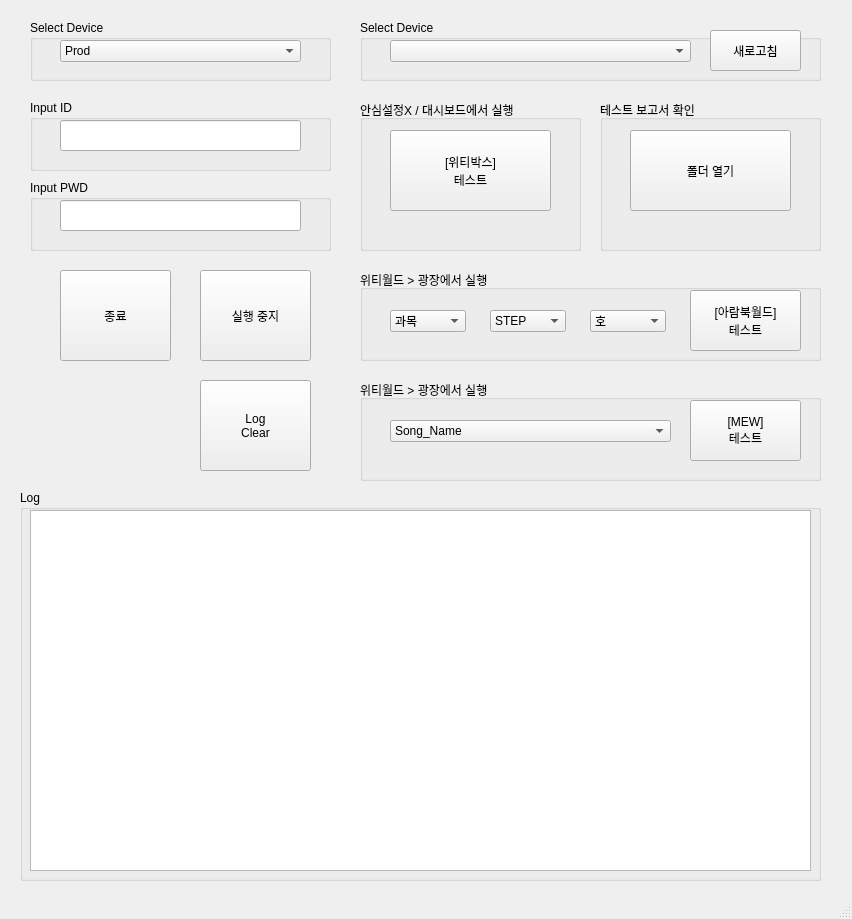
yjyun88/WittiAutoTest, file Auto_Test_Tool.ui: the form before one commit.
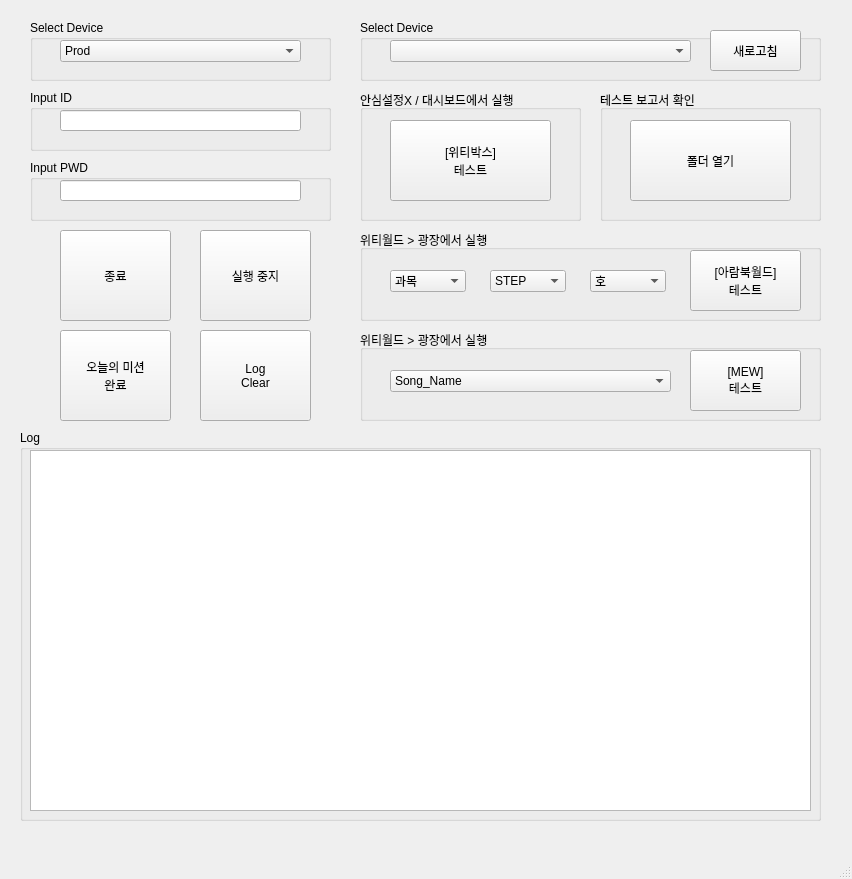
The form after the commit.

Commit message: 버튼 추가, ui 개선

```diff
--- a/Auto_Test_Tool.ui
+++ b/Auto_Test_Tool.ui
@@ -7,7 +7,7 @@
     <x>0</x>
     <y>0</y>
     <width>852</width>
-    <height>919</height>
+    <height>879</height>
    </rect>
   </property>
   <property name="windowTitle">
@@ -18,9 +18,9 @@
     <property name="geometry">
      <rect>
       <x>30</x>
-      <y>100</y>
+      <y>90</y>
       <width>301</width>
-      <height>71</height>
+      <height>61</height>
      </rect>
     </property>
     <property name="title">
@@ -32,7 +32,7 @@
        <x>30</x>
        <y>20</y>
        <width>241</width>
-       <height>31</height>
+       <height>21</height>
       </rect>
      </property>
     </widget>
@@ -41,7 +41,7 @@
     <property name="geometry">
      <rect>
       <x>60</x>
-      <y>270</y>
+      <y>230</y>
       <width>111</width>
       <height>91</height>
      </rect>
@@ -54,9 +54,9 @@
     <property name="geometry">
      <rect>
       <x>30</x>
-      <y>180</y>
+      <y>160</y>
       <width>301</width>
-      <height>71</height>
+      <height>61</height>
      </rect>
     </property>
     <property name="title">
@@ -68,7 +68,7 @@
        <x>30</x>
        <y>20</y>
        <width>241</width>
-       <height>31</height>
+       <height>21</height>
       </rect>
      </property>
     </widget>
@@ -77,9 +77,9 @@
     <property name="geometry">
      <rect>
       <x>360</x>
-      <y>100</y>
+      <y>90</y>
       <width>221</width>
-      <height>151</height>
+      <height>131</height>
      </rect>
     </property>
     <property name="title">
@@ -104,7 +104,7 @@
     <property name="geometry">
      <rect>
       <x>360</x>
-      <y>270</y>
+      <y>230</y>
       <width>461</width>
       <height>91</height>
      </rect>
@@ -302,7 +302,7 @@
     <property name="geometry">
      <rect>
       <x>20</x>
-      <y>490</y>
+      <y>430</y>
       <width>801</width>
       <height>391</height>
      </rect>
@@ -325,7 +325,7 @@
     <property name="geometry">
      <rect>
       <x>200</x>
-      <y>270</y>
+      <y>230</y>
       <width>111</width>
       <height>91</height>
      </rect>
@@ -338,9 +338,9 @@
     <property name="geometry">
      <rect>
       <x>600</x>
-      <y>100</y>
+      <y>90</y>
       <width>221</width>
-      <height>151</height>
+      <height>131</height>
      </rect>
     </property>
     <property name="title">
@@ -364,9 +364,9 @@
     <property name="geometry">
      <rect>
       <x>360</x>
-      <y>380</y>
+      <y>330</y>
       <width>461</width>
-      <height>101</height>
+      <height>91</height>
      </rect>
     </property>
     <property name="title">
@@ -456,7 +456,7 @@
     <property name="geometry">
      <rect>
       <x>200</x>
-      <y>380</y>
+      <y>330</y>
       <width>111</width>
       <height>91</height>
      </rect>
@@ -509,6 +509,20 @@
      </item>
     </widget>
    </widget>
+   <widget class="QPushButton" name="pushButton_9">
+    <property name="geometry">
+     <rect>
+      <x>60</x>
+      <y>330</y>
+      <width>111</width>
+      <height>91</height>
+     </rect>
+    </property>
+    <property name="text">
+     <string>오늘의 미션
+완료</string>
+    </property>
+   </widget>
   </widget>
   <widget class="QMenuBar" name="menubar">
    <property name="geometry">
```
The commit also changes 1 other file.
